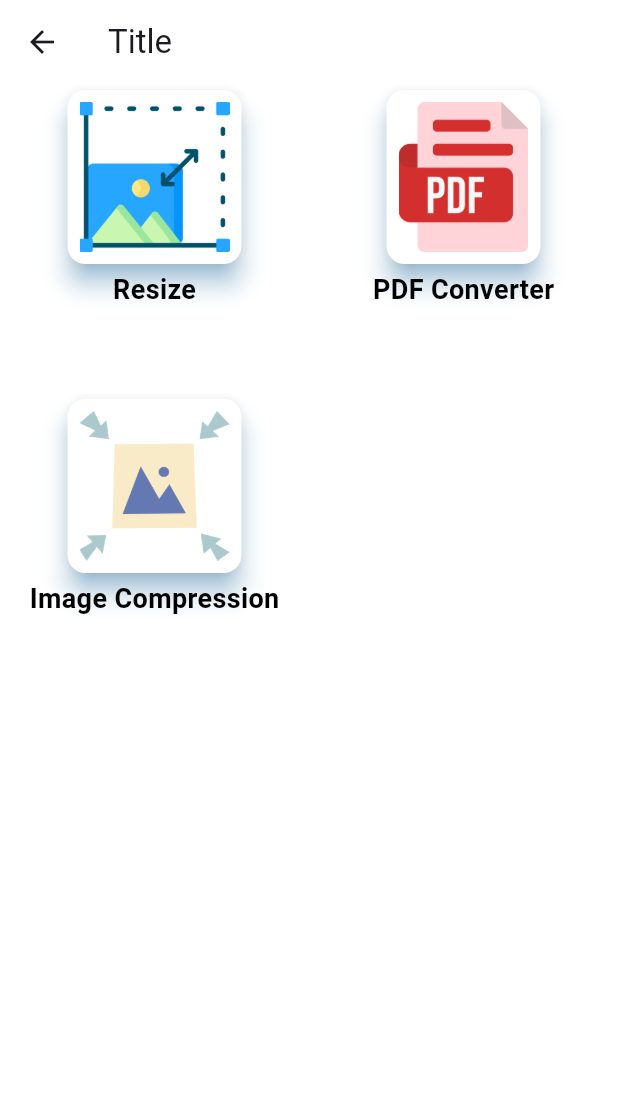
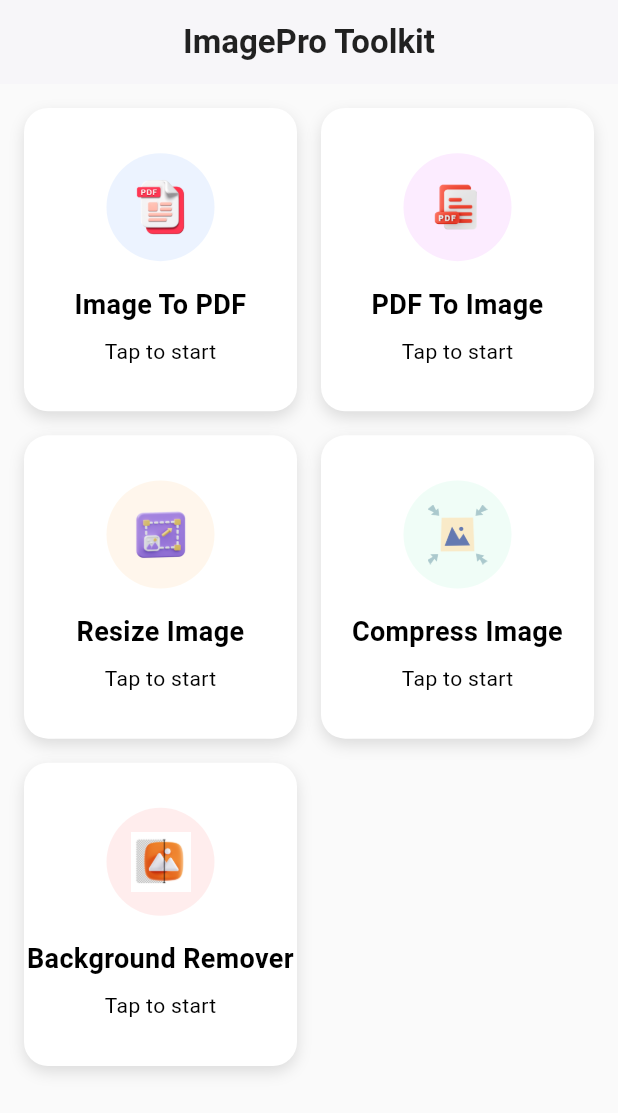
Before and after one commit to rahulkumardev24/smart_kit, a Flutter app: the HomeScreen screen opened directly, on a phone screen of 412 x 824 dp. Shown: the top 1113 px of the screen. Run offline on Flutter 3.47's test engine with Material 3 defaults, Android fonts, the light colour scheme and no system bars; our stand-ins replace file_picker, image_cropper, image_picker, open_file, pdf, permission_handler; missing offline and left inert: gallery_saver_plus, image_background_remover, pdfx.

Commit message:
today last

```diff
--- a/lib/helper/dialogs.dart
+++ b/lib/helper/dialogs.dart
@@ -1,7 +1,7 @@
 import 'package:flutter/cupertino.dart';
 import 'package:flutter/material.dart';
 
-import '../domain/uitils.dart';
+import '../utils/uitils.dart';
 
 class Dialogs {
   static void myShowSnackBar(
--- a/lib/home_screen.dart
+++ b/lib/home_screen.dart
@@ -1,5 +1,7 @@
 import 'package:flutter/material.dart';
-import 'package:smart_kit/domain/uitils.dart';
+import 'package:smart_kit/screen/image_background_remove_screen.dart';
+import 'package:smart_kit/screen/pdf_to_image_screen.dart';
+import 'package:smart_kit/utils/uitils.dart';
 import 'package:smart_kit/screen/image_compress_screen.dart';
 import 'package:smart_kit/screen/image_resize_screen.dart';
 import 'package:smart_kit/screen/image_to_pdf_screen.dart';
@@ -11,73 +13,162 @@ class HomeScreen extends StatefulWidget {
 }
 
 class _HomeScreenState extends State<HomeScreen> {
-  List<Map<String, dynamic>> tool = [
-    {"title": "Resize", "image": "lib/assets/images/resize.png"},
+  List<Map<String, dynamic>> tools = [
     {
-      "title": "PDF Converter",
-      "image": "lib/assets/images/pdf-file-format.png"
+      "title": "Image To PDF",
+      "image": "lib/assets/images/pdf_icon.webp",
+      "color": Colors.blueAccent
     },
     {
-      "title": "Image Compression",
-      "image": "lib/assets/images/compress.png"
+      "title": "PDF To Image",
+      "image": "lib/assets/images/image_to_pdf.webp",
+      "color": Colors.purpleAccent
+    },
+    {
+      "title": "Resize Image",
+      "image": "lib/assets/images/image_resize.webp",
+      "color": Colors.orangeAccent
+    },
+    {
+      "title": "Compress Image",
+      "image": "lib/assets/images/compress.png",
+      "color": Colors.greenAccent
+    },
+    {
+      "title": "Background Remover",
+      "image": "lib/assets/images/background remove.png",
+      "color": Colors.redAccent
     },
   ];
 
   @override
   Widget build(BuildContext context) {
+    final mqData = MediaQuery.of(context);
     return Scaffold(
+      backgroundColor: Colors.grey[50],
+      appBar: AppBar(
+        title: Text("ImagePro Toolkit",
+            style: TextStyle(
+                fontSize: 22,
+                fontWeight: FontWeight.bold,
+                color: Colors.black87)),
+        centerTitle: true,
         backgroundColor: Colors.white,
-        appBar: AppBar(
-          title: const Text("Title"),
-          backgroundColor: Colors.white,
+        elevation: 1,
+        iconTheme: IconThemeData(color: Colors.black87),
       ),
-        body: GridView.builder(
-            itemCount: tool.length,
-            gridDelegate: const SliverGridDelegateWithFixedCrossAxisCount(
-                crossAxisCount: 2, childAspectRatio: 3 / 3),
+      body: Padding(
+        padding: const EdgeInsets.all(16.0),
+        child: GridView.builder(
+          physics: BouncingScrollPhysics(),
+          itemCount: tools.length,
+          gridDelegate: SliverGridDelegateWithFixedCrossAxisCount(
+            crossAxisCount: 2,
+            childAspectRatio: 0.9,
+            crossAxisSpacing: 16,
+            mainAxisSpacing: 16,
+          ),
           itemBuilder: (context, index) {
-              return GestureDetector(
-                onTap: () {
-                  if (tool[index]['title'] == "Resize") {
-                    Navigator.push(
-                        context,
-                        MaterialPageRoute(
-                            builder: (context) => const ImageResizeScreen()));
+            return ToolCard(
+              title: tools[index]['title'],
+              image: tools[index]['image'],
+              color: tools[index]['color'],
+              onTap: () =>
+                  _navigateToToolScreen(context, tools[index]['title']),
+            );
+          },
+        ),
+      ),
+    );
   }
-                  if (tool[index]['title'] == "PDF Converter") {
-                    Navigator.push(
-                        context,
-                        MaterialPageRoute(
-                            builder: (context) => const ImageToPdfScreen()));
-                  }
-                  if (tool[index]['title'] == "Image Compression") {
+
+  void _navigateToToolScreen(BuildContext context, String title) {
+    switch (title) {
+      case "Resize Image":
+        Navigator.push(context,
+            MaterialPageRoute(builder: (context) => const ImageResizeScreen()));
+        break;
+      case "Image To PDF":
+        Navigator.push(context,
+            MaterialPageRoute(builder: (context) => const ImageToPdfScreen()));
+        break;
+      case "Compress Image":
         Navigator.push(
             context,
             MaterialPageRoute(
                 builder: (context) => const ImageCompressionScreen()));
+        break;
+      case "PDF To Image":
+        Navigator.push(context,
+            MaterialPageRoute(builder: (context) => PdfToImageScreen()));
+        break;
+      case "Background Remover":
+        Navigator.push(
+            context,
+            MaterialPageRoute(
+                builder: (context) => const ImageBackgroundRemoveScreen()));
+        break;
     }
-                },
-                child: Column(
-                  children: [
-                    Card(
+  }
+}
+
+class ToolCard extends StatelessWidget {
+  final String title;
+  final String image;
+  final Color color;
+  final VoidCallback onTap;
+
+  const ToolCard({
+    required this.title,
+    required this.image,
+    required this.color,
+    required this.onTap,
+    Key? key,
+  }) : super(key: key);
+
+  @override
+  Widget build(BuildContext context) {
+    return InkWell(
+      onTap: onTap,
+      borderRadius: BorderRadius.circular(16),
+      child: Container(
+        decoration: BoxDecoration(
           color: Colors.white,
-                      elevation: 7,
-                      shadowColor: AppColors.primaryLight,
-                      child: Padding(
-                        padding: const EdgeInsets.all(8.0),
-                        child: Image.asset(
-                          tool[index]['image'],
-                          height: 100,
-                        ),
-                      ),
-                    ),
-                    Text(
-                      tool[index]['title'],
-                      style: myTextStyle18(fontWeight: FontWeight.bold),
+          borderRadius: BorderRadius.circular(16),
+          boxShadow: const [
+            BoxShadow(
+              color: Colors.black12,
+              blurRadius: 8,
+              offset: Offset(0, 4),
             )
           ],
         ),
+        child: Column(
+          mainAxisAlignment: MainAxisAlignment.center,
+          children: [
+            Container(
+              padding: EdgeInsets.all(16),
+              decoration: BoxDecoration(
+                color: color.withOpacity(0.1),
+                shape: BoxShape.circle,
+              ),
+              child: Image.asset(
+                image,
+                height: 40,
+                width: 40,
+              ),
+            ),
+            const SizedBox(height: 16),
+            Text(
+              title,
+              style: myTextStyle18(fontWeight: FontWeight.bold),
+              textAlign: TextAlign.center,
+            ),
+            const SizedBox(height: 8),
+            Text('Tap to start', style: myTextStyle14()),
+          ],
+        ),
+      ),
     );
-            }));
   }
 }
--- a/lib/main.dart
+++ b/lib/main.dart
@@ -1,6 +1,7 @@
 import 'package:flutter/material.dart';
 import 'package:smart_kit/screen/image_background_remove_screen.dart';
 import 'package:smart_kit/screen/pdf_to_image_screen.dart';
+import 'package:smart_kit/screen/splash_screen.dart';
 
 
 import 'home_screen.dart';
@@ -22,7 +23,7 @@ class MyApp extends StatelessWidget {
         colorScheme: ColorScheme.fromSeed(seedColor: Colors.deepPurple),
         useMaterial3: true,
       ),
-      home:ImageBackgroundRemoveScreen()
+      home:SplashScreen()
     );
   }
 }
--- a/lib/screen/image_resize_screen.dart
+++ b/lib/screen/image_resize_screen.dart
@@ -3,7 +3,7 @@ import 'package:flutter/material.dart';
 import 'package:gallery_saver_plus/gallery_saver.dart';
 import 'package:image_picker/image_picker.dart';
 import 'package:image_cropper/image_cropper.dart';
-import 'package:smart_kit/domain/uitils.dart';
+import 'package:smart_kit/utils/uitils.dart';
 import 'package:smart_kit/widgets/my_filled_button.dart';
 import 'package:smart_kit/widgets/my_navigation_button.dart';
 import 'package:smart_kit/widgets/my_outline_button.dart';
@@ -122,13 +122,13 @@ class _ImageResizeScreenState extends State<ImageResizeScreen> {
                           const SizedBox(height: 20),
                           Text(
                             "Select an image to resize",
-                            style: myTextStyle22(textColor: Colors.black45)
+                            style: myTextStyle21(textColor: Colors.black45)
                                 .copyWith(fontWeight: FontWeight.w500),
                           ),
                           const SizedBox(height: 10),
                           Text(
                             "Tap the button below to choose from gallery",
-                            style: myTextStyle22(textColor: Colors.black26),
+                            style: myTextStyle21(textColor: Colors.black26),
                           ),
                         ],
                       ),
--- a/lib/screen/image_to_pdf_screen.dart
+++ b/lib/screen/image_to_pdf_screen.dart
@@ -6,7 +6,7 @@ import 'package:path_provider/path_provider.dart';
 import 'package:smart_kit/widgets/my_navigation_button.dart';
 
 import '../constant/app_colors.dart';
-import '../domain/uitils.dart';
+import '../utils/uitils.dart';
 import '../widgets/my_filled_button.dart';
 import '../widgets/my_outline_button.dart';
 import 'package:pdf/pdf.dart';
```
Also changed, not shown: lib/domain/uitils.dart (deleted, +0 -112 lines), lib/screen/image_background_remove_screen.dart (+7 -4 lines), lib/screen/splash_screen.dart (added, +116 -0 lines), lib/utils/colors.dart (added, +8 -0 lines), lib/utils/uitils.dart (added, +102 -0 lines), pubspec.yaml (+7 -11 lines), lib/assets/fonts/Exo-Regular.ttf (added), lib/assets/fonts/Poppins-Regular.ttf (added), lib/assets/images/background remove.png (added), lib/assets/images/image_resize.webp (added), lib/assets/images/image_to_pdf.webp (added), lib/assets/images/pdf_icon.webp (added), 4 other files. Lines whose indentation alone changed are shown as unchanged.
